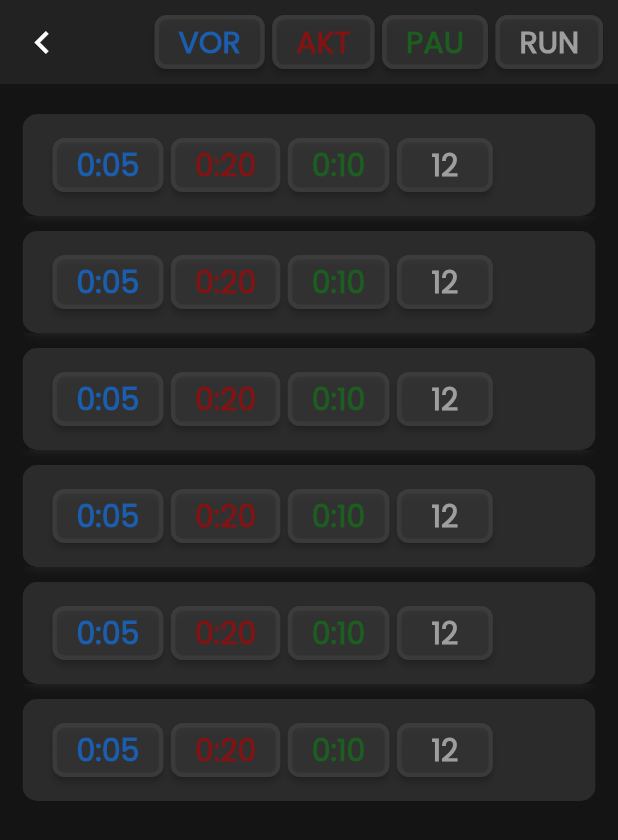
After one commit to internessi/trainertimer, a Flutter app: the TimerDialog screen opened directly, on a phone screen of 412 x 824 dp. The commit adds this screen. Shown: the top 840 px of the screen. Run offline on Flutter 3.47's test engine with Material 2 defaults, Android fonts, the phone set to English and light mode, and no system bars; our stand-ins replace audioplayers, flutter_bloc, gap; missing offline and left inert: animation_wrappers, circular_countdown, timer_controller.

Commit message:
15.07. abend

```diff
--- /dev/null
+++ b/lib/Pages/Home/Timers/timerDialog.dart
@@ -0,0 +1,268 @@
+import 'dart:ui';
+import 'package:flutter/material.dart';
+import '/Locale/locales.dart';
+import '/Theme/colors.dart';
+import 'package:animation_wrappers/Animations/faded_scale_animation.dart';
+import 'package:animation_wrappers/Animations/faded_slide_animation.dart';
+
+class TimerDialog extends StatefulWidget {
+  @override
+  TimerDialogState createState() => new TimerDialogState();
+}
+
+class TimerDialogState extends State<TimerDialog> {
+  @override
+  Widget build(BuildContext context) {
+    var locale = AppLocalizations.of(context)!;
+    ThemeData themeData = Theme.of(context);
+    return Scaffold(
+      extendBodyBehindAppBar: true,
+      appBar: PreferredSize(
+          child: ClipRRect(
+            child: BackdropFilter(
+              filter: ImageFilter.blur(sigmaX: 4.0, sigmaY: 4.0),
+              child: AppBar(
+                leading: IconButton(
+                    padding: EdgeInsets.zero,
+                    icon: Icon(Icons.chevron_left),
+                    iconSize: 30,
+                    onPressed: () {
+                      Navigator.pop(context);
+                    }),
+                titleSpacing: 0,
+                backgroundColor: Colors.grey[800]!.withOpacity(0.3),
+                // Bereich Appbar
+                title: Text(
+                  ' ', //locale.workout!,
+                  style: TextStyle(fontWeight: FontWeight.normal),
+                ),
+                actions: [
+                  Row(
+                    mainAxisAlignment: MainAxisAlignment.spaceEvenly,
+                    children: [
+                      ElevatedButton(
+                          child: Text("Vor".toUpperCase(),
+                              style: TextStyle(
+                                  fontSize: 20, fontWeight: FontWeight.bold)),
+                          style: ButtonStyle(
+                              foregroundColor: MaterialStateProperty.all<Color>(
+                                  timerColorPrepBg),
+                              backgroundColor: MaterialStateProperty.all<Color>(
+                                  Colors.grey[800]!.withOpacity(0.5)),
+                              shape: MaterialStateProperty.all<
+                                      RoundedRectangleBorder>(
+                                  RoundedRectangleBorder(
+                                      borderRadius: BorderRadius.circular(8.0),
+                                      side: BorderSide(
+                                          color: Colors.grey[800]!
+                                              .withOpacity(0.5),
+                                          width: 3)))),
+                          onPressed: () => null),
+                      SizedBox(
+                        width: 5,
+                      ),
+                      ElevatedButton(
+                          child: Text("Akt".toUpperCase(),
+                              style: TextStyle(
+                                  fontSize: 20, fontWeight: FontWeight.bold)),
+                          style: ButtonStyle(
+                              foregroundColor: MaterialStateProperty.all<Color>(
+                                  timerColorFightBg),
+                              backgroundColor: MaterialStateProperty.all<Color>(
+                                  Colors.grey[800]!.withOpacity(0.5)),
+                              shape: MaterialStateProperty.all<
+                                      RoundedRectangleBorder>(
+                                  RoundedRectangleBorder(
+                                      borderRadius: BorderRadius.circular(8.0),
+                                      side: BorderSide(
+                                          color: Colors.grey[800]!
+                                              .withOpacity(0.5),
+                                          width: 3)))),
+                          onPressed: () => null),
+                      SizedBox(
+                        width: 5,
+                      ),
+                      ElevatedButton(
+                          child: Text("Pau".toUpperCase(),
+                              style: TextStyle(
+                                  fontSize: 20, fontWeight: FontWeight.bold)),
+                          style: ButtonStyle(
+                              foregroundColor: MaterialStateProperty.all<Color>(
+                                  timerColorPauseBg),
+                              backgroundColor: MaterialStateProperty.all<Color>(
+                                  Colors.grey[800]!.withOpacity(0.5)),
+                              shape: MaterialStateProperty.all<
+                                      RoundedRectangleBorder>(
+                                  RoundedRectangleBorder(
+                                      borderRadius: BorderRadius.circular(8.0),
+                                      side: BorderSide(
+                                          color: Colors.grey[800]!
+                                              .withOpacity(0.5),
+                                          width: 3)))),
+                          onPressed: () => null),
+                      SizedBox(
+                        width: 5,
+                      ),
+                      ElevatedButton(
+                          child: Text("Run".toUpperCase(),
+                              style: TextStyle(
+                                  fontSize: 20, fontWeight: FontWeight.bold)),
+                          style: ButtonStyle(
+                              foregroundColor: MaterialStateProperty.all<Color>(
+                                  Colors.grey),
+                              backgroundColor: MaterialStateProperty.all<Color>(
+                                  Colors.grey[800]!.withOpacity(0.5)),
+                              shape: MaterialStateProperty.all<
+                                  RoundedRectangleBorder>(
+                                  RoundedRectangleBorder(
+                                      borderRadius: BorderRadius.circular(8.0),
+                                      side: BorderSide(
+                                          color: Colors.grey[800]!
+                                              .withOpacity(0.5),
+                                          width: 3)))),
+                          onPressed: () => null),
+                      SizedBox(
+                        width: 10,
+                      ),
+                    ],
+                  ),
+                ],
+              ),
+            ),
+          ),
+          preferredSize: Size.fromHeight(AppBar().preferredSize.height)),
+      backgroundColor: Colors.white10, // keine Auswirkung
+
+      body: Container(
+        width: MediaQuery.of(context).size.width,
+        child: Stack(
+          children: [
+            Container(
+              height: MediaQuery.of(context).size.height,
+              width: MediaQuery.of(context).size.width,
+              child: Image.asset(
+                "assets/bg1.png",
+                fit: BoxFit.cover,
+              ),
+            ),
+            SafeArea(
+              child: Container(
+                padding: EdgeInsets.only(left: 15, right: 15, top: 10),
+                child: ListView.builder(
+                  itemCount: 6,
+                  itemBuilder: (BuildContext context, int index) {
+                    return GestureDetector(
+                      onTap: () {
+
+                      },
+                      child: ClipRRect(
+                        child: BackdropFilter(
+                          filter: ImageFilter.blur(sigmaX: 4.0, sigmaY: 4.0),
+                          child: Container(
+                            margin: EdgeInsets.only(top: 10),
+                            decoration: BoxDecoration(
+                              borderRadius: BorderRadius.circular(10),
+                              color: Colors.grey[800]!.withOpacity(0.5),
+                            ),
+                            padding: EdgeInsets.symmetric(
+                                horizontal: 20, vertical: 10),
+                            child: Row(
+                              children: [
+
+                                ElevatedButton(
+                                    child: Text("0:05",
+                                        style: TextStyle(
+                                            fontSize: 20, fontWeight: FontWeight.bold)),
+                                    style: ButtonStyle(
+                                        foregroundColor: MaterialStateProperty.all<Color>(
+                                            timerColorPrepBg),
+                                        backgroundColor: MaterialStateProperty.all<Color>(
+                                            Colors.grey[800]!.withOpacity(0.5)),
+                                        shape: MaterialStateProperty.all<
+                                            RoundedRectangleBorder>(
+                                            RoundedRectangleBorder(
+                                                borderRadius: BorderRadius.circular(8.0),
+                                                side: BorderSide(
+                                                    color: Colors.grey[800]!
+                                                        .withOpacity(0.5),
+                                                    width: 3)))),
+                                    onPressed: () => null),
+                                SizedBox(
+                                  width: 5,
+                                ),
+                                ElevatedButton(
+                                    child: Text("0:20",
+                                        style: TextStyle(
+                                            fontSize: 20, fontWeight: FontWeight.bold)),
+                                    style: ButtonStyle(
+                                        foregroundColor: MaterialStateProperty.all<Color>(
+                                            timerColorFightBg),
+                                        backgroundColor: MaterialStateProperty.all<Color>(
+                                            Colors.grey[800]!.withOpacity(0.5)),
+                                        shape: MaterialStateProperty.all<
+                                            RoundedRectangleBorder>(
+                                            RoundedRectangleBorder(
+                                                borderRadius: BorderRadius.circular(8.0),
+                                                side: BorderSide(
+                                                    color: Colors.grey[800]!
+                                                        .withOpacity(0.5),
+                                                    width: 3)))),
+                                    onPressed: () => null),
+                                SizedBox(
+                                  width: 5,
+                                ),
+                                ElevatedButton(
+                                    child: Text("0:10",
+                                        style: TextStyle(
+                                            fontSize: 20, fontWeight: FontWeight.bold)),
+                                    style: ButtonStyle(
+                                        foregroundColor: MaterialStateProperty.all<Color>(
+                                            timerColorPauseBg),
+                                        backgroundColor: MaterialStateProperty.all<Color>(
+                                            Colors.grey[800]!.withOpacity(0.5)),
+                                        shape: MaterialStateProperty.all<
+                                            RoundedRectangleBorder>(
+                                            RoundedRectangleBorder(
+                                                borderRadius: BorderRadius.circular(8.0),
+                                                side: BorderSide(
+                                                    color: Colors.grey[800]!
+                                                        .withOpacity(0.5),
+                                                    width: 3)))),
+                                    onPressed: () => null),
+                                SizedBox(
+                                  width: 5,
+                                ),
+                                ElevatedButton(
+                                    child: Text("12".toUpperCase(),
+                                        style: TextStyle(
+                                            fontSize: 20, fontWeight: FontWeight.bold)),
+                                    style: ButtonStyle(
+                                        foregroundColor: MaterialStateProperty.all<Color>(
+                                            Colors.grey),
+                                        backgroundColor: MaterialStateProperty.all<Color>(
+                                            Colors.grey[800]!.withOpacity(0.5)),
+                                        shape: MaterialStateProperty.all<
+                                            RoundedRectangleBorder>(
+                                            RoundedRectangleBorder(
+                                                borderRadius: BorderRadius.circular(8.0),
+                                                side: BorderSide(
+                                                    color: Colors.grey[800]!
+                                                        .withOpacity(0.5),
+                                                    width: 3)))),
+                                    onPressed: () => null),
+                              ],
+                            ),
+                          ),
+                        ),
+                      ),
+                    );
+                  },
+                ),
+              )
+            ),
+          ],
+        ),
+      ),
+    );
+  }
+}
--- a/lib/Pages/Home/Timers/timerSimple.dart
+++ b/lib/Pages/Home/Timers/timerSimple.dart
@@ -3,6 +3,7 @@ import 'dart:math' as math;
 import 'package:flutter/material.dart';
 import 'package:flutter/cupertino.dart';
 import 'package:audioplayers/audioplayers.dart';
+import '/Pages/Home/Timers/timerDialog.dart';
 import '/Locale/locales.dart';
 import '/Theme/colors.dart';
 
@@ -120,7 +121,14 @@ class _TimerSimpleState extends State<TimerSimple>
                                     )
                                 )
                             ),
-                            onPressed: () => null
+                          onPressed: () {
+                            Navigator.of(context).push(new MaterialPageRoute<Null>(
+                                builder: (BuildContext context) {
+                                  return new TimerDialog();
+                                },
+                                fullscreenDialog: true
+                            ));
+                          },
                         ),
                         SizedBox(
                           width: 5,
@@ -140,7 +148,14 @@ class _TimerSimpleState extends State<TimerSimple>
                                     )
                                 )
                             ),
-                            onPressed: () => null
+                          onPressed: () {
+                            Navigator.of(context).push(new MaterialPageRoute<Null>(
+                                builder: (BuildContext context) {
+                                  return new TimerDialog();
+                                },
+                                fullscreenDialog: true
+                            ));
+                          },
                         ),
                         SizedBox(
                           width: 5,
@@ -160,7 +175,14 @@ class _TimerSimpleState extends State<TimerSimple>
                                     )
                                 )
                             ),
-                            onPressed: () => null
+                          onPressed: () {
+                            Navigator.of(context).push(new MaterialPageRoute<Null>(
+                                builder: (BuildContext context) {
+                                  return new TimerDialog();
+                                },
+                                fullscreenDialog: true
+                            ));
+                          },
                         ),
                         SizedBox(
                           width: 25,
@@ -171,7 +193,14 @@ class _TimerSimpleState extends State<TimerSimple>
                           iconSize: 30,
                           splashRadius: 30,
                           disabledColor: Colors.blueAccent,
-                          onPressed: () {},
+                          onPressed: () {
+                              Navigator.of(context).push(new MaterialPageRoute<Null>(
+                                  builder: (BuildContext context) {
+                                    return new TimerDialog();
+                                  },
+                                  fullscreenDialog: true
+                              ));
+                          },
                         ),
                         SizedBox(
                           width: 10,
@@ -403,11 +432,16 @@ class _TimerSimpleState extends State<TimerSimple>
                                                         onPressed: () {
                                                           if (controller.isAnimating){
                                                             controller.stop();
+                                                            print('nach stop');
+                                                            controller.reset();
+                                                            print('nach reset');
                                                             timerType = 2;
                                                             timerColor = timerTypeColor[2];
                                                             timerColorBg = timerTypeColorBg[2];
-                                                            controller.reset();
+                                                          print('nach set');
+
                                                             controller.stop();
+                                                          print('nach stop');
                                                             setState(() {
 
                                                             });
```
